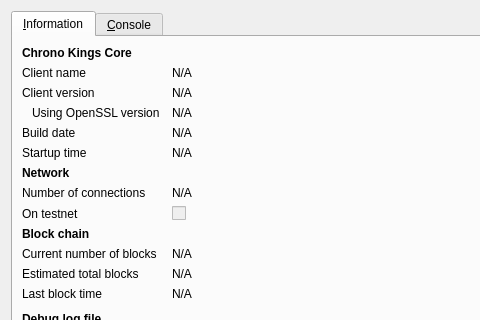
Above: src/qt/forms/rpcconsole.ui from chronokings/huntercoin before the change; both pictures show x 0 to 480 and y 0 to 320 of the 740 by 450 pixel window. Below: the same form after it.
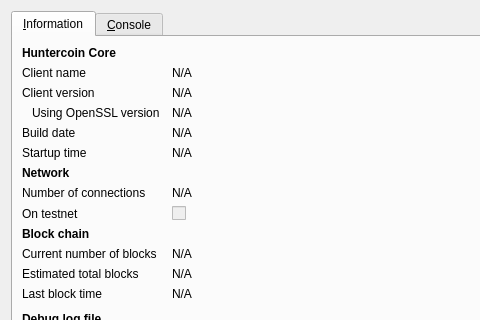
That is the form after the change. Icons and pictures are not drawn.

Commit message: Initial commit of Huntercoin. This is BETA version. It works on testnet only (-testnet switch is forced automatically).

What changed in the file:
```diff
--- a/src/qt/forms/rpcconsole.ui
+++ b/src/qt/forms/rpcconsole.ui
@@ -36,7 +36,7 @@
           </font>
          </property>
          <property name="text">
-          <string>Chrono Kings Core</string>
+          <string>Huntercoin Core</string>
          </property>
         </widget>
        </item>
```
Left out of the diff: 6 changed lines with no effect on the pictures. The commit also changes 692 other files.
